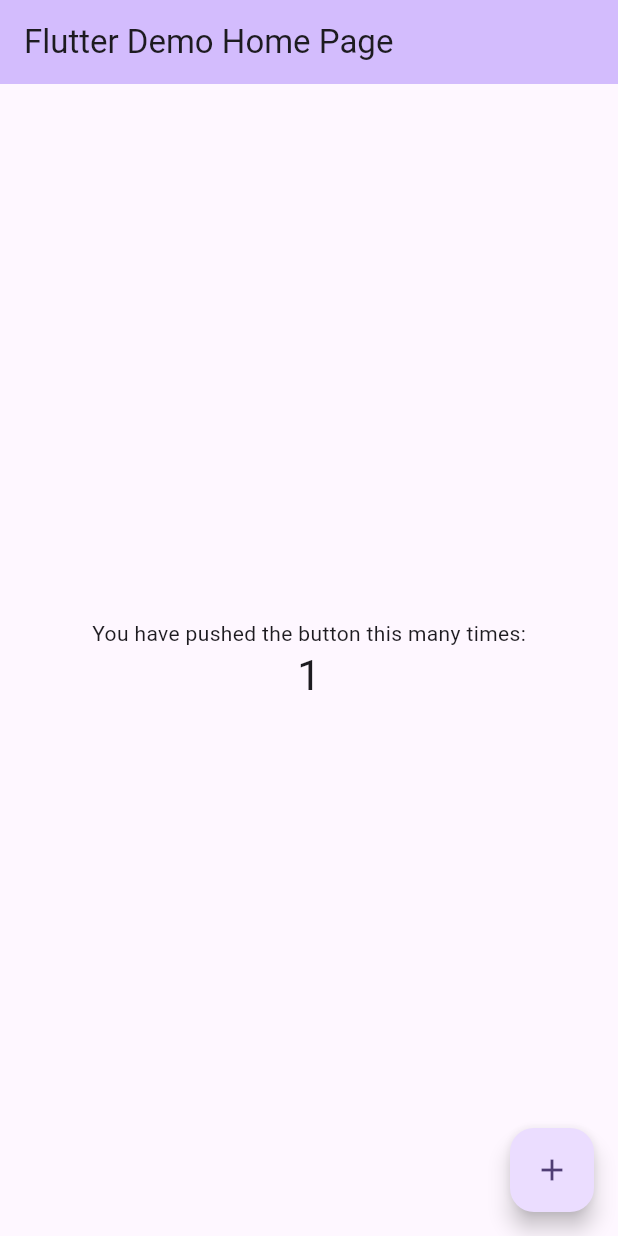
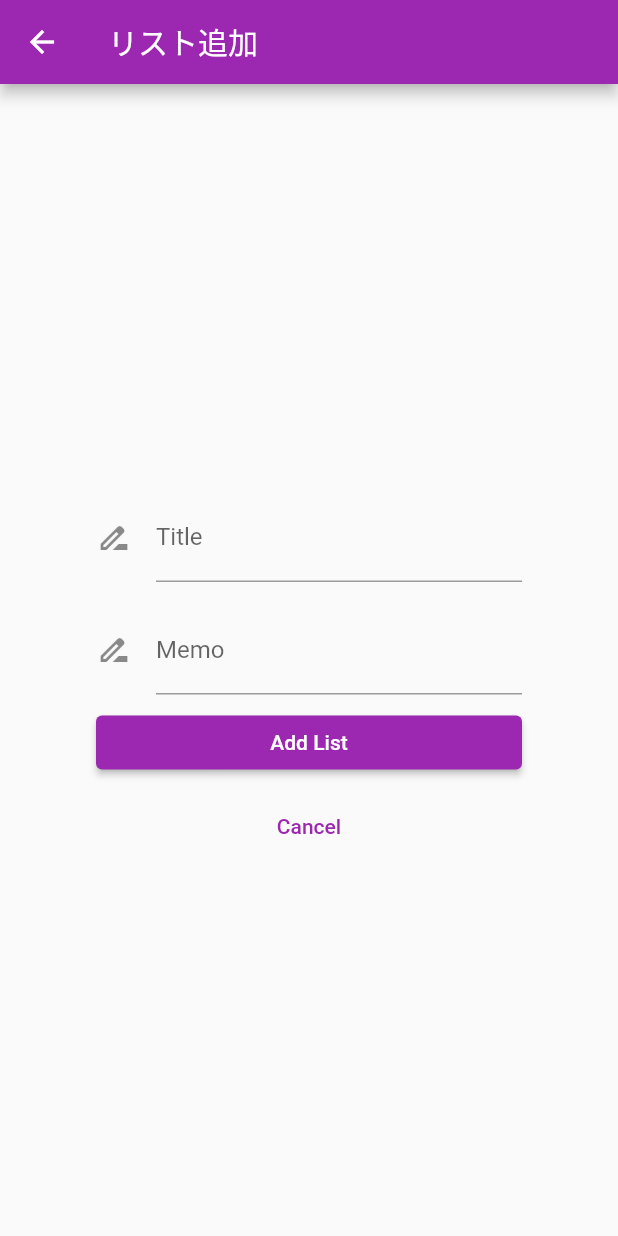
Before and after one commit to pasuta-jp/Flutter-Test-App, a Flutter app: the screen it shows after launch, after a tap on the "add" icon, on a phone screen of 412 x 824 dp. Run offline on Flutter 3.47's test engine with Material 2 defaults, Android fonts, the light colour scheme and no system bars; our stand-ins replace shared_preferences.

Commit message:
memo list

```diff
--- a/lib/main.dart
+++ b/lib/main.dart
@@ -1,125 +1,162 @@
 import 'package:flutter/material.dart';
+import 'package:flutter/services.dart';
+import 'package:shared_preferences/shared_preferences.dart';
+import 'dart:developer';
 
 void main() {
-  runApp(const MyApp());
+  runApp(MyApp());
 }
 
 class MyApp extends StatelessWidget {
-  const MyApp({super.key});
-
-  // This widget is the root of your application.
   @override
   Widget build(BuildContext context) {
     return MaterialApp(
-      title: 'Flutter Demo',
+      debugShowCheckedModeBanner: false,
+      title: 'My Todo App',
       theme: ThemeData(
-        // This is the theme of your application.
-        //
-        // TRY THIS: Try running your application with "flutter run". You'll see
-        // the application has a blue toolbar. Then, without quitting the app,
-        // try changing the seedColor in the colorScheme below to Colors.green
-        // and then invoke "hot reload" (save your changes or press the "hot
-        // reload" button in a Flutter-supported IDE, or press "r" if you used
-        // the command line to start the app).
-        //
-        // Notice that the counter didn't reset back to zero; the application
-        // state is not lost during the reload. To reset the state, use hot
-        // restart instead.
-        //
-        // This works for code too, not just values: Most code changes can be
-        // tested with just a hot reload.
-        colorScheme: ColorScheme.fromSeed(seedColor: Colors.deepPurple),
-        useMaterial3: true,
+        primarySwatch: Colors.purple,
+        //scaffoldBackgroundColor: Colors.purple[600],
       ),
-      home: const MyHomePage(title: 'Flutter Demo Home Page'),
+      home: TodoListPage(),
     );
   }
 }
 
-class MyHomePage extends StatefulWidget {
-  const MyHomePage({super.key, required this.title});
-
-  // This widget is the home page of your application. It is stateful, meaning
-  // that it has a State object (defined below) that contains fields that affect
-  // how it looks.
-
-  // This class is the configuration for the state. It holds the values (in this
-  // case the title) provided by the parent (in this case the App widget) and
-  // used by the build method of the State. Fields in a Widget subclass are
-  // always marked "final".
-
-  final String title;
-
+class TodoListPage extends StatefulWidget {
   @override
-  State<MyHomePage> createState() => _MyHomePageState();
+  _TodoListPageState createState() => _TodoListPageState();
 }
 
-class _MyHomePageState extends State<MyHomePage> {
-  int _counter = 0;
+class _TodoListPageState extends State<TodoListPage> {
+  List<List<String>> todoList = [];
+  @override
+  Widget build(BuildContext context) {
+    //log(todoList.toString());
+    return Scaffold(
+      appBar: AppBar(
+        centerTitle: true,
+        title: Column(
+          children: [
+            Text(
+              'PASUTA MEMO',
+              style: TextStyle(fontSize: 25),
+            ),
+            Text(
+              'メモ一覧',
+              style: TextStyle(fontSize: 15),
+            ),
+          ],
+        ),
+        leading: const Icon(Icons.menu),
+        actions: const [
+          Icon(Icons.add),
+          Icon(Icons.done),
+        ],
+      ),
+      body: ListView.builder(
+        itemCount: todoList.length,
+        itemBuilder: (context, index) {
+          //log(index.toString());
+          return Card(
+            child: ListTile(
+              leading: Icon(Icons.chat),
+              title: Text(todoList[index][0]),
+              subtitle: Text(todoList[index][1]),
+            ),
+          );
+        },
+      ),
+      floatingActionButton: FloatingActionButton(
+        onPressed: () async {
+          final newListText = await Navigator.of(context).push(
+            MaterialPageRoute(builder: (context) {
+              return TodoAddPage();
+            }),
+          );
+          if (newListText != null) {
+            setState(() {
+              todoList.add(newListText);
+            });
+          }
+        },
+        child: Icon(Icons.add),
+        backgroundColor: Colors.purple,
+      ),
+    );
+  }
+}
 
-  void _incrementCounter() {
-    setState(() {
-      // This call to setState tells the Flutter framework that something has
-      // changed in this State, which causes it to rerun the build method below
-      // so that the display can reflect the updated values. If we changed
-      // _counter without calling setState(), then the build method would not be
-      // called again, and so nothing would appear to happen.
-      _counter++;
-    });
-  }
+class TodoAddPage extends StatefulWidget {
+  @override
+  _TodoAddPageState createState() => _TodoAddPageState();
+}
+
+class _TodoAddPageState extends State<TodoAddPage> {
+  String _title = '';
+  String _text = '';
+  List<String> list = ['', ''];
 
   @override
   Widget build(BuildContext context) {
-    // This method is rerun every time setState is called, for instance as done
-    // by the _incrementCounter method above.
-    //
-    // The Flutter framework has been optimized to make rerunning build methods
-    // fast, so that you can just rebuild anything that needs updating rather
-    // than having to individually change instances of widgets.
     return Scaffold(
       appBar: AppBar(
-        // TRY THIS: Try changing the color here to a specific color (to
-        // Colors.amber, perhaps?) and trigger a hot reload to see the AppBar
-        // change color while the other colors stay the same.
-        backgroundColor: Theme.of(context).colorScheme.inversePrimary,
-        // Here we take the value from the MyHomePage object that was created by
-        // the App.build method, and use it to set our appbar title.
-        title: Text(widget.title),
+        title: Text('リスト追加'),
       ),
-      body: Center(
-        // Center is a layout widget. It takes a single child and positions it
-        // in the middle of the parent.
+      body: Container(
+        padding: EdgeInsets.all(64),
         child: Column(
-          // Column is also a layout widget. It takes a list of children and
-          // arranges them vertically. By default, it sizes itself to fit its
-          // children horizontally, and tries to be as tall as its parent.
-          //
-          // Column has various properties to control how it sizes itself and
-          // how it positions its children. Here we use mainAxisAlignment to
-          // center the children vertically; the main axis here is the vertical
-          // axis because Columns are vertical (the cross axis would be
-          // horizontal).
-          //
-          // TRY THIS: Invoke "debug painting" (choose the "Toggle Debug Paint"
-          // action in the IDE, or press "p" in the console), to see the
-          // wireframe for each widget.
           mainAxisAlignment: MainAxisAlignment.center,
           children: <Widget>[
-            const Text(
-              'You have pushed the button this many times:',
+            Text(_title, style: TextStyle(color: Colors.blue)),
+            const SizedBox(height: 8),
+            TextField(
+              decoration: InputDecoration(
+                  hintText: "text",
+                  labelText: "Title",
+                  icon: Icon(Icons.drive_file_rename_outline)),
+              onChanged: (String value) {
+                setState(() {
+                  _title = value;
+                  list[0] = _title;
+                });
+              },
             ),
-            Text(
-              '$_counter',
-              style: Theme.of(context).textTheme.headlineMedium,
+            Text(_text, style: TextStyle(color: Colors.blue)),
+            TextField(
+              decoration: InputDecoration(
+                  hintText: "text",
+                  labelText: "Memo",
+                  icon: Icon(Icons.drive_file_rename_outline)),
+              onChanged: (String value) {
+                setState(() {
+                  _text = value;
+                  list[1] = _text;
+                });
+              },
+            ),
+            const SizedBox(height: 8),
+            Container(
+              width: double.infinity,
+              child: ElevatedButton(
+                onPressed: () {
+                  Navigator.of(context).pop(list);
+                },
+                child: Text('Add List', style: TextStyle(color: Colors.white)),
+              ),
+            ),
+            const SizedBox(height: 8),
+            Container(
+              width: double.infinity,
+              child: TextButton(
+                onPressed: () {
+                  Navigator.of(context).pop();
+                },
+                child: Text('Cancel'),
+              ),
             ),
           ],
         ),
       ),
-      floatingActionButton: FloatingActionButton(
-        onPressed: _incrementCounter,
-        tooltip: 'Increment',
-        child: const Icon(Icons.add),
-      ), // This trailing comma makes auto-formatting nicer for build methods.
     );
   }
 }
```
Also changed, not shown: lib/view/home_page.dart (added, +122 -0 lines), pubspec.yaml (+4 -5 lines), pubspec.lock, 2 other files.
